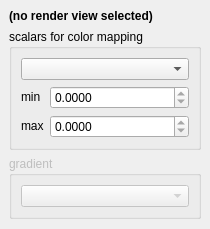
This is gui/widgets/ScalarMappingChooser.ui in kateyy/geohazardvis as Qt 5 draws it before an edit. The edited form follows.
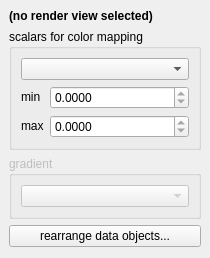
This is the edited form.

Commit message: set data object order and starting index for scalar mappings

```diff
--- a/gui/widgets/ScalarMappingChooser.ui
+++ b/gui/widgets/ScalarMappingChooser.ui
@@ -7,7 +7,7 @@
     <x>0</x>
     <y>0</y>
     <width>210</width>
-    <height>229</height>
+    <height>258</height>
    </rect>
   </property>
   <property name="sizePolicy">
@@ -149,6 +149,16 @@
       </layout>
      </widget>
     </item>
+    <item>
+     <widget class="QPushButton" name="rearrangeDataObjectsBtn">
+      <property name="enabled">
+       <bool>true</bool>
+      </property>
+      <property name="text">
+       <string>rearrange data objects...</string>
+      </property>
+     </widget>
+    </item>
     <item>
      <spacer name="verticalSpacer">
       <property name="orientation">
```
The commit also changes 11 other files.
